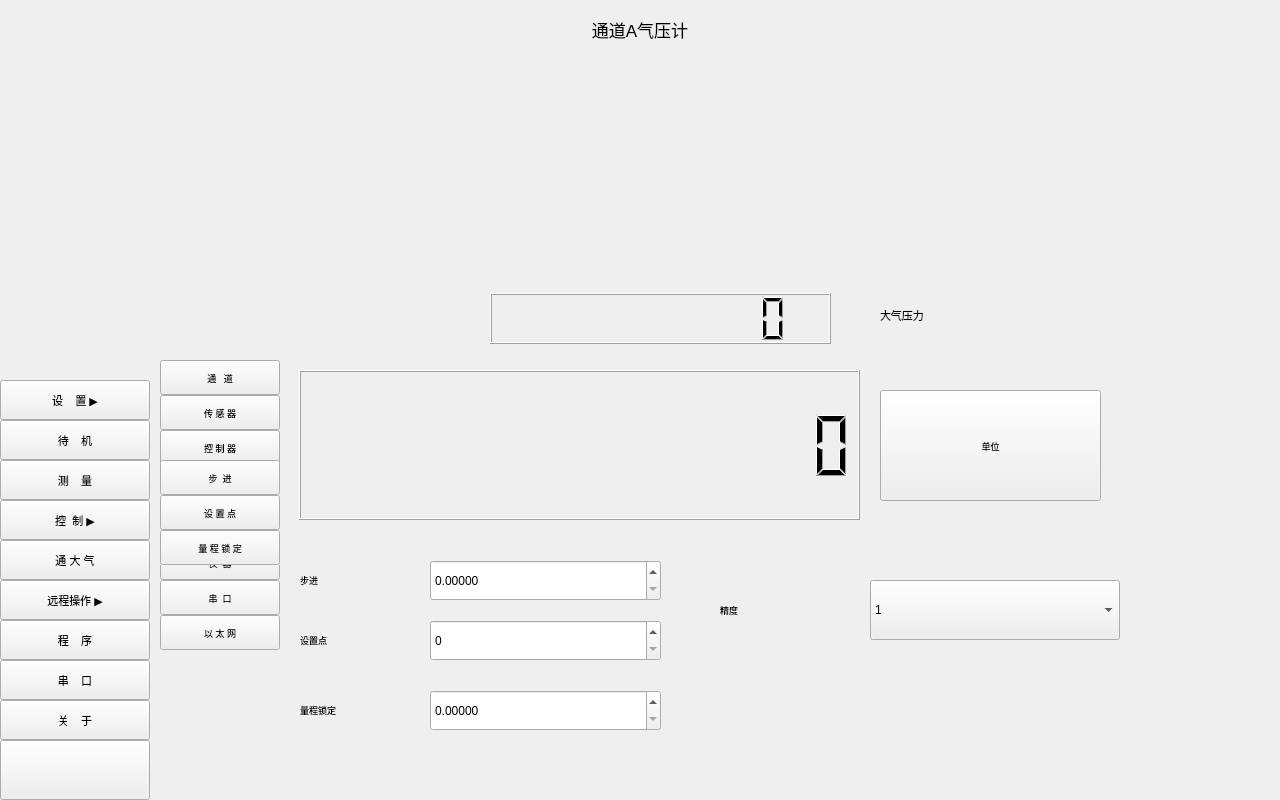
The window that mainwindow.ui (thewayI/tiny4412) describes before a commit, drawn with Qt 5.
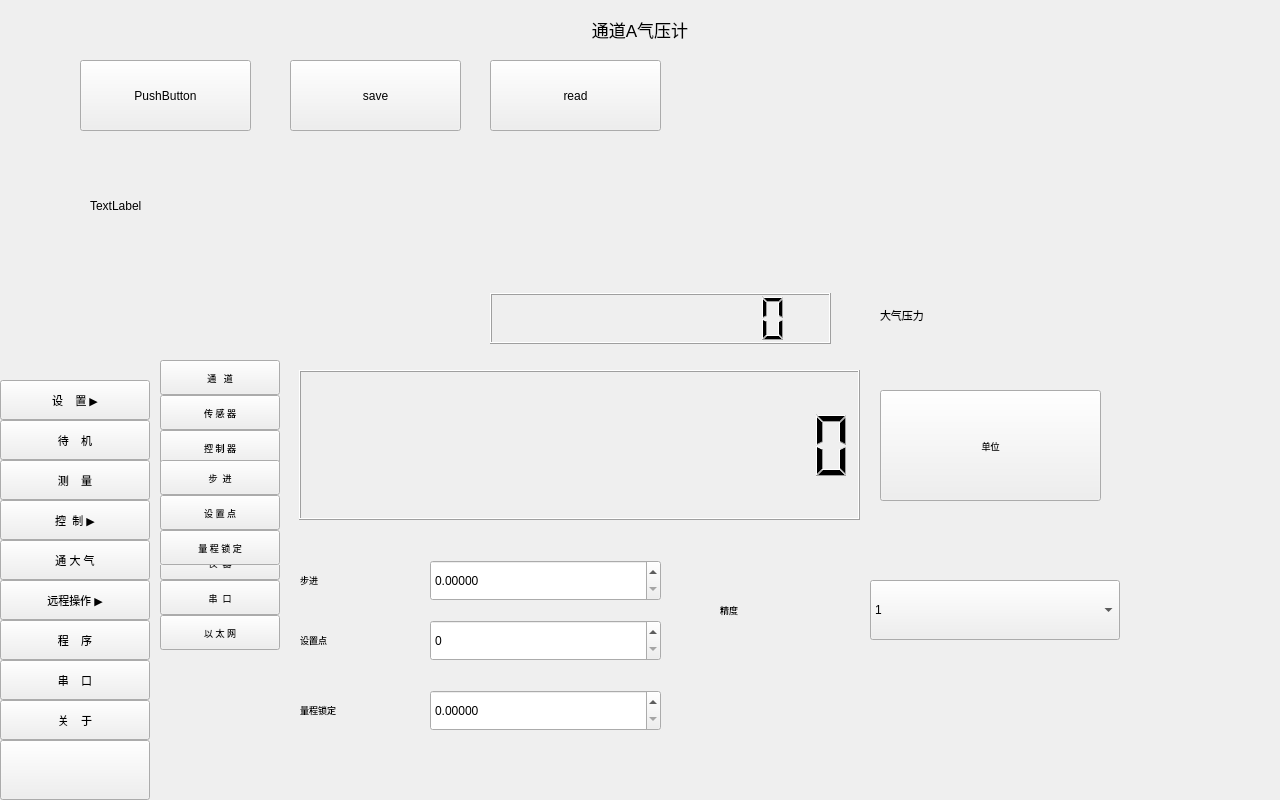
The same window after the commit. Icons and pictures are not drawn.

The edit to the form file:
```diff
--- a/mainwindow.ui
+++ b/mainwindow.ui
@@ -703,6 +703,58 @@
      <string>精度</string>
     </property>
    </widget>
+   <widget class="QPushButton" name="btn_test">
+    <property name="geometry">
+     <rect>
+      <x>80</x>
+      <y>60</y>
+      <width>171</width>
+      <height>71</height>
+     </rect>
+    </property>
+    <property name="text">
+     <string>PushButton</string>
+    </property>
+   </widget>
+   <widget class="QLabel" name="label_test">
+    <property name="geometry">
+     <rect>
+      <x>90</x>
+      <y>160</y>
+      <width>721</width>
+      <height>91</height>
+     </rect>
+    </property>
+    <property name="text">
+     <string>TextLabel</string>
+    </property>
+   </widget>
+   <widget class="QPushButton" name="btn_test_2">
+    <property name="geometry">
+     <rect>
+      <x>290</x>
+      <y>60</y>
+      <width>171</width>
+      <height>71</height>
+     </rect>
+    </property>
+    <property name="text">
+     <string>save</string>
+    </property>
+   </widget>
+   <widget class="QPushButton" name="btn_test_3">
+    <property name="geometry">
+     <rect>
+      <x>490</x>
+      <y>60</y>
+      <width>171</width>
+      <height>71</height>
+     </rect>
+    </property>
+    <property name="text">
+     <string>read</string>
+    </property>
+   </widget>
   </widget>
  </widget>
  <layoutdefault spacing="6" margin="11"/>
```
